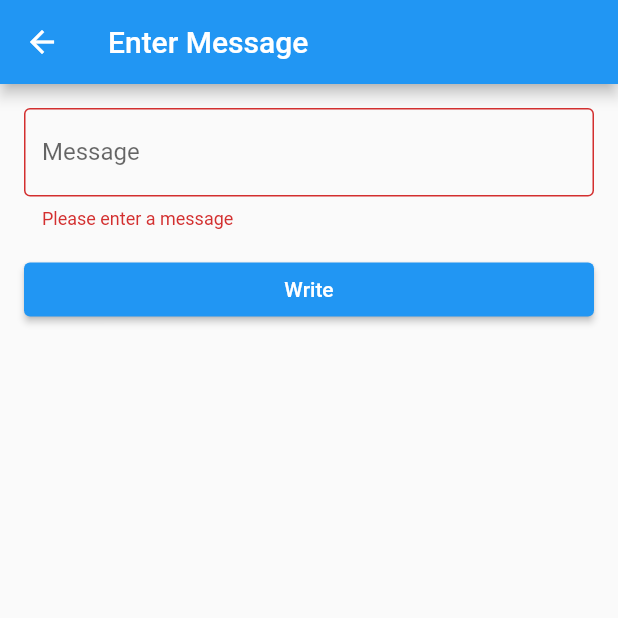
After one commit to beyzanurcoban/ELEC491-EarthquakeApp, a Flutter app: the InputPage screen opened directly, after a tap on "Write", on a phone screen of 412 x 824 dp, the top half of it. The commit adds this screen. Run offline on Flutter 3.47's test engine with Material 2 defaults, Android fonts, the phone set to English and light mode, and no system bars; missing offline and left inert: nfc_manager.

Commit message:
input page added. future: change write and read to db calls.

```diff
--- /dev/null
+++ b/ui/lib/InputPage.dart
@@ -0,0 +1,67 @@
+import 'package:flutter/material.dart';
+import 'package:nfc_manager/nfc_manager.dart';
+
+class InputPage extends StatefulWidget {
+  @override
+  _InputPageState createState() => _InputPageState();
+}
+
+class _InputPageState extends State<InputPage> {
+  final _formKey = GlobalKey<FormState>();
+  late String _message;
+
+  @override
+  Widget build(BuildContext context) {
+    return Scaffold(
+      appBar: AppBar(
+        title: const Text('Enter Message'),
+      ),
+      body: Column(
+        children: [
+          Form(
+            key: _formKey,
+            child: Padding(
+              padding: const EdgeInsets.all(16.0),
+              child: Column(
+                crossAxisAlignment: CrossAxisAlignment.stretch,
+                children: [
+                  TextFormField(
+                    decoration: const InputDecoration(
+                      labelText: 'Message',
+                      border: OutlineInputBorder(),
+                    ),
+                    validator: (value) {
+                      if (value == null) {
+                        return null;
+                      }
+                      if (value.isEmpty) {
+                        return 'Please enter a message';
+                      }
+                      return null;
+                    },
+                    onSaved: (value) {
+                      _message = value!;
+                    },
+                  ),
+                  const SizedBox(height: 16.0),
+                  ElevatedButton(
+                    onPressed: () {
+                      if (_formKey.currentState == null) {
+                        Navigator.pop(context, _message);
+                      }
+                      if (_formKey.currentState!.validate()) {
+                        _formKey.currentState!.save();
+                        Navigator.pop(context, _message);
+                      }
+                    },
+                    child: const Text('Write'),
+                  ),
+                ],
+              ),
+            ),
+          ),
+        ],
+      ),
+    );
+  }
+}
```
Also changed, not shown: ui/lib/HomePage.dart (added, +148 -0 lines), ui/lib/main.dart (+12 -98 lines), 1 other file.
